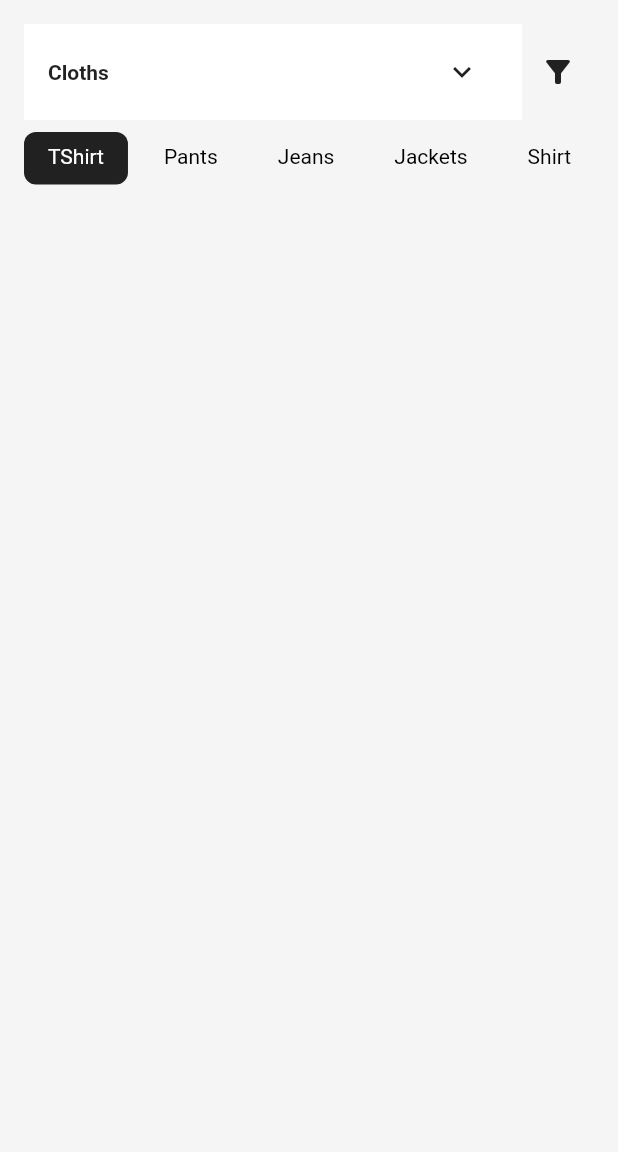
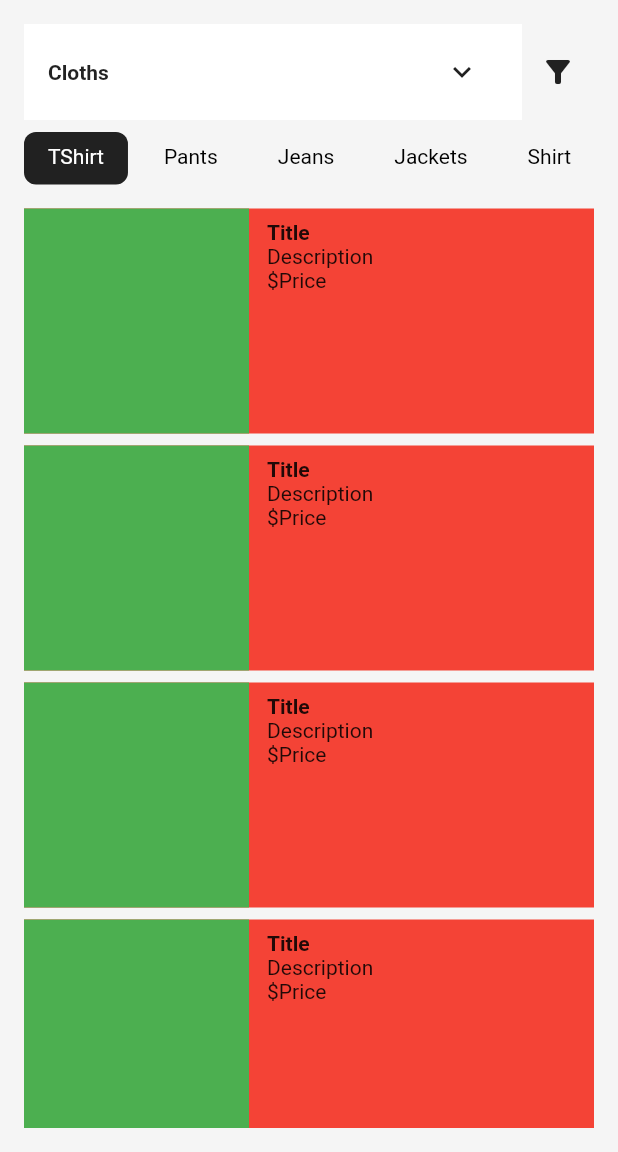
Before and after one commit to RRKawchar/fashion_shop_fakeapi, a Flutter app: the screen it shows after launch, on a phone screen of 412 x 824 dp, the part 84-1236 px from its top. Run offline on Flutter 3.47's test engine with Material 2 defaults, Android fonts, the phone set to English and light mode, and no system bars; our stand-ins replace get; network calls fail.

Commit message:
3rd commit

```diff
--- /dev/null
+++ b/lib/controller/product_repository.dart
@@ -0,0 +1,14 @@
+
+import 'dart:convert';
+
+import 'package:http/http.dart'as http;
+class ProductRepository{
+
+  var url="https://fakestoreapi.com/products";
+  loadProductFromApi()async{
+    var response=await http.get(Uri.parse(url));
+
+    return json.decode(response.body);
+
+  }
+}
--- /dev/null
+++ b/lib/controller/products_controller.dart
@@ -0,0 +1,20 @@
+import 'package:get/get.dart';
+import 'package:shop_app_getx/controller/product_repository.dart';
+
+class ProductsController extends GetxController{
+
+  ProductRepository productRepository=ProductRepository();
+  List products=[].obs;
+  productsController(){
+    productsFromApi();
+  }
+  productsFromApi()async{
+    products=await productRepository.loadProductFromApi();
+
+
+    print(products);
+  }
+
+
+
+}
--- a/lib/screens/home_screen.dart
+++ b/lib/screens/home_screen.dart
@@ -1,31 +1,57 @@
 import 'package:flutter/material.dart';
+import 'package:get/get.dart';
+import 'package:shop_app_getx/controller/products_controller.dart';
 
 class HomeScreen extends StatelessWidget {
-   HomeScreen({Key? key}) : super(key: key);
-  List categories=[
-    "TShirt",
-    "Pants",
-    "Jeans",
-    "Jackets",
-    "Shirt"
-  ];
+  final ProductsController productsController=Get.put(ProductsController());
+  List categories = ["TShirt", "Pants", "Jeans", "Jackets", "Shirt"];
   @override
   Widget build(BuildContext context) {
+    productsController.productsController();
     return Scaffold(
       appBar: buildAppBar(),
       backgroundColor: Colors.grey[100],
-      body: Column(
-        children: [
-          Padding(
+      body: Padding(
         padding: const EdgeInsets.all(16.0),
         child: Column(
           children: [
             _buildTop(),
-                _buildCategoriesRow()
+            _buildCategoriesRow(),
+            Expanded(
+              child: ListView.builder(
+                padding: const EdgeInsets.only(top: 16),
+                itemCount: 20,
+                itemBuilder: (context,index){
+                  return Container(
+                    color: Colors.red,
+                    height: 150,
+                    margin: const EdgeInsets.only(bottom: 8),
+                    child: Row(
+                      children: [
+                        Container(
+                          width: 150,
+                          color: Colors.green,
+                        ),
+                        const SizedBox(width: 4,),
+
+                        Padding(
+                          padding: const EdgeInsets.all(8.0),
+                          child: Column(
+                            crossAxisAlignment: CrossAxisAlignment.start,
+                            children: const [
+                              Text("Title ",style: TextStyle(fontWeight: FontWeight.bold),),
+                              Text("Description "),
+                              Text("\$Price "),
                             ],
                           ),
                         )
                       ],
+                    ),
+                  );
+                },),
+            )
+          ],
+        ),
       ),
     );
   }
@@ -35,8 +61,7 @@ class HomeScreen extends StatelessWidget {
       children: [
         Expanded(
           child: Container(
-                      padding:
-                          const EdgeInsets.symmetric(horizontal: 16, vertical: 8),
+            padding: const EdgeInsets.symmetric(horizontal: 16, vertical: 8),
             decoration: const BoxDecoration(color: Colors.white),
             child: Row(
               mainAxisAlignment: MainAxisAlignment.spaceBetween,
@@ -70,16 +95,18 @@ class HomeScreen extends StatelessWidget {
       child: ListView.builder(
           itemCount: categories.length,
           scrollDirection: Axis.horizontal,
-                    itemBuilder: (context, index){
-                  return  Container(
-                    padding: const EdgeInsets.symmetric(horizontal: 16.0,vertical: 8.0),
+          itemBuilder: (context, index) {
+            return Container(
+              padding:
+                  const EdgeInsets.symmetric(horizontal: 16.0, vertical: 8.0),
               margin: const EdgeInsets.only(right: 8.0),
               decoration: BoxDecoration(
-                        color:index==0? Colors.black87:Colors.transparent,
-                      borderRadius: BorderRadius.circular(8.0)
-                    ),
+                  color: index == 0 ? Colors.black87 : Colors.transparent,
+                  borderRadius: BorderRadius.circular(8.0)),
               child: Text(
-                      categories[index],style: TextStyle(color:index==0? Colors.white:Colors.black),
+                categories[index],
+                style:
+                    TextStyle(color: index == 0 ? Colors.white : Colors.black),
               ),
             );
           }),
--- a/pubspec.yaml
+++ b/pubspec.yaml
@@ -36,6 +36,7 @@ dependencies:
   # Use with the CupertinoIcons class for iOS style icons.
   cupertino_icons: ^1.0.2
   http: ^0.13.6
+  get: ^4.6.5
 
 dev_dependencies:
   flutter_test:
```
Also changed, not shown: pubspec.lock. Lines whose indentation alone changed are shown as unchanged.
